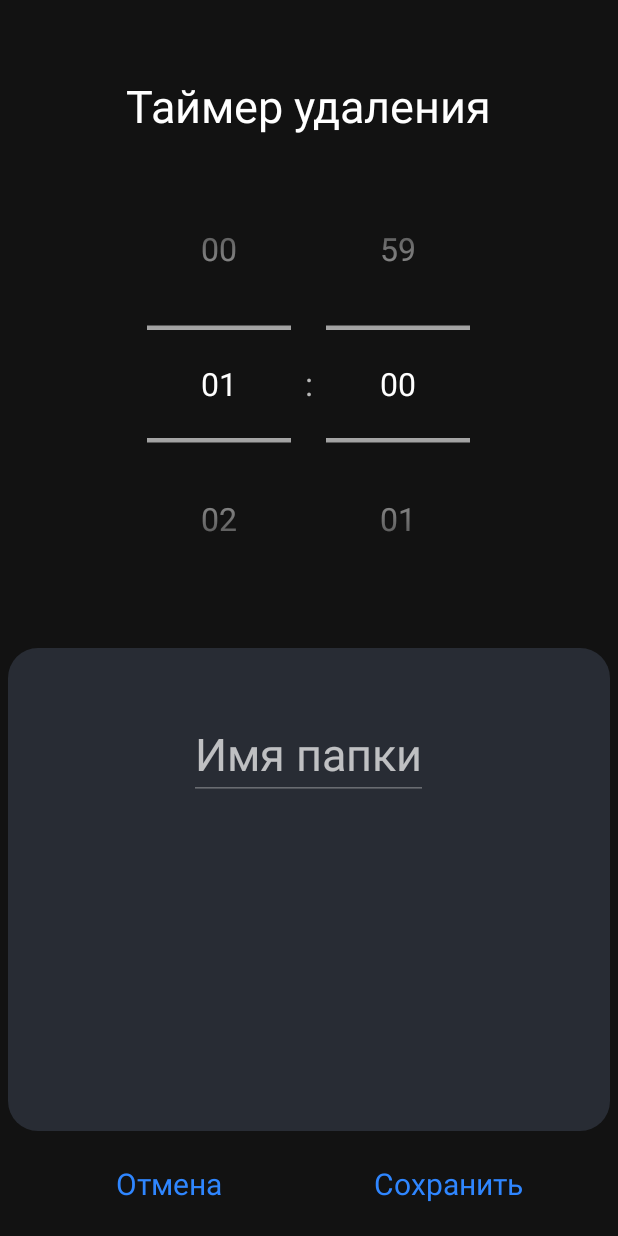
After one commit to IvanMurzin/AntiLeaker, an Android app: the EditActivity screen opened directly, with no data from a screen before it, on a phone screen of 412 x 824 dp. The commit adds this screen. Run offline under Robolectric (Android 15) with nearby library versions, the phone set to English and light mode, and no system bars.

Commit message:
before refactoring

```diff
--- a/app/build.gradle
+++ b/app/build.gradle
@@ -39,6 +39,7 @@ dependencies {
     implementation 'androidx.core:core-ktx:1.6.0'
     implementation 'androidx.appcompat:appcompat:1.3.1'
     implementation 'com.google.android.material:material:1.4.0'
+    implementation 'androidx.constraintlayout:constraintlayout:2.0.4'
     testImplementation 'junit:junit:4.13.2'
 
     implementation "org.jetbrains.anko:anko-commons:0.10.8"
--- a/app/src/main/AndroidManifest.xml
+++ b/app/src/main/AndroidManifest.xml
@@ -13,8 +13,12 @@
         android:roundIcon="@mipmap/ic_launcher_round"
         android:supportsRtl="true"
         android:theme="@style/Theme.AntiLeaker">
+        <activity
+            android:name=".EditActivity"
+            android:exported="true" />
+
         <service
-            android:name=".service.TimerService"
+            android:name=".service.TimerServiceTelegram"
             android:enabled="true"
             android:exported="false" />
 
--- /dev/null
+++ b/app/src/main/java/ru/ivanmurzin/antileaker/EditActivity.kt
@@ -0,0 +1,54 @@
+package ru.ivanmurzin.antileaker
+
+import android.content.SharedPreferences
+import android.os.Bundle
+import androidx.appcompat.app.AppCompatActivity
+import androidx.core.content.edit
+import kotlinx.android.synthetic.main.activity_edit.*
+import org.jetbrains.anko.toast
+
+
+class EditActivity : AppCompatActivity() {
+
+    private lateinit var storage: SharedPreferences // локальное хранилище
+
+    override fun onCreate(savedInstanceState: Bundle?) {
+        super.onCreate(savedInstanceState)
+        setContentView(R.layout.activity_edit)
+        storage = getSharedPreferences("storage", MODE_PRIVATE)
+        setupUI()
+    }
+
+    private fun setupUI() {
+        time_picker.setIs24HourView(true)
+        val number = intent?.extras?.get("number") ?: -1
+        val previousFolderName = intent?.extras?.get("folderName") ?: ""
+        folder_picker.setText(previousFolderName as CharSequence)
+        folder_picker.isEnabled = false
+        val previousTime = storage.getLong("period$number", 1 * 60 * 60 * 1000L)
+        time_picker.hour = (previousTime / 60 / 60 / 1000).toInt()
+        time_picker.minute = ((previousTime / 60 / 1000) % 60).toInt()
+        cancel_button.setOnClickListener {
+            this.finish()
+        }
+        save_button.setOnClickListener {
+            val hour = time_picker.hour
+            val minute = time_picker.minute
+            if (hour == 0 && minute == 0) {
+                toast("Нельзя запускать таймер на 0 минут")
+                return@setOnClickListener
+            }
+            if (folder_picker.text.toString().isEmpty()) {
+                toast("Имя папки не может быть пустым")
+                return@setOnClickListener
+            }
+            val folderName = folder_picker.text.toString()
+            val time = hour * 60 * 60 * 1000L + minute * 60 * 1000L
+            storage.edit {
+                putString("folderName$number", folderName)
+                putLong("period$number", time)
+            }
+            this.finish()
+        }
+    }
+}
--- a/app/src/main/java/ru/ivanmurzin/antileaker/entivity/MyTimeFormat.kt
+++ b/app/src/main/java/ru/ivanmurzin/antileaker/entivity/MyTimeFormat.kt
@@ -3,8 +3,10 @@ package ru.ivanmurzin.antileaker.entivity
 class MyTimeFormat {
 
     fun format(mills: Long): String {
-        val hours = mills / 1000 / 60 / 60
-        val minutes = mills / 1000 / 60 % 60
+        var hours = (mills / 1000 / 60 / 60).toString()
+        var minutes = (mills / 1000 / 60 % 60).toString()
+        if (hours.length == 1) hours = "0$hours"
+        if (minutes.length == 1) minutes = "0$minutes"
         return "$hours:$minutes"
     }
 }
--- a/app/src/main/java/ru/ivanmurzin/antileaker/utils/FileManager.kt
+++ b/app/src/main/java/ru/ivanmurzin/antileaker/utils/FileManager.kt
@@ -1,7 +1,6 @@
 package ru.ivanmurzin.antileaker.utils
 
 import android.util.Log
-import ru.ivanmurzin.antileaker.MY_FILE_LOGGER
 import java.io.File
 
 class FileManager(private val searchDir: File) {
--- /dev/null
+++ b/app/src/main/java/ru/ivanmurzin/antileaker/utils/TAGS.kt
@@ -0,0 +1,5 @@
+package ru.ivanmurzin.antileaker.utils
+
+const val MY_TIMER_LOGGER = "MY_LOGGER_TAG_TIMER" // тэг, по которому доступны логи приложения
+const val MY_FILE_LOGGER = "MY_LOGGER_TAG_FILE" // тэг, по которому доступны логи приложения
+const val MY_SERVICE_LOGGER = "MY_LOGGER_TAG_SERVICE" // тэг, по которому доступны логи приложения
--- a/app/src/main/java/ru/ivanmurzin/antileaker/utils/Timer.kt
+++ b/app/src/main/java/ru/ivanmurzin/antileaker/utils/Timer.kt
@@ -2,7 +2,6 @@ package ru.ivanmurzin.antileaker.utils
 
 import android.os.CountDownTimer
 import android.util.Log
-import ru.ivanmurzin.antileaker.MY_TIMER_LOGGER
 
 class Timer(var mills: Long, val period: Long, val myOnFinish: () -> Unit) {
 
@@ -10,7 +9,7 @@ class Timer(var mills: Long, val period: Long, val myOnFinish: () -> Unit) {
 
         override fun onTick(millsToFinish: Long) {
             expire = millsToFinish
-            Log.d(MY_TIMER_LOGGER, "remaining: ${millsToFinish / 1000} period: $mills")
+            Log.d(MY_TIMER_LOGGER, "remaining: ${millsToFinish / 1000} period: ${mills/1000}")
         }
 
         override fun onFinish() {
--- /dev/null
+++ b/app/src/main/res/drawable/backgroung_card_shape.xml
@@ -0,0 +1,4 @@
+<?xml version="1.0" encoding="utf-8"?>
+<selector xmlns:android="http://schemas.android.com/apk/res/android">
+
+</selector>
--- /dev/null
+++ b/app/src/main/res/layout/activity_edit.xml
@@ -0,0 +1,79 @@
+<?xml version="1.0" encoding="utf-8"?>
+<RelativeLayout xmlns:android="http://schemas.android.com/apk/res/android"
+    xmlns:tools="http://schemas.android.com/tools"
+    android:layout_width="match_parent"
+    android:layout_height="match_parent"
+    tools:context=".EditActivity">
+
+    <TextView
+        android:layout_width="wrap_content"
+        android:layout_height="wrap_content"
+        android:layout_centerHorizontal="true"
+        android:layout_marginTop="50dp"
+        android:text="@string/delete_timer"
+        android:textColor="@color/white"
+        android:textSize="30sp" />
+
+    <TimePicker
+        android:id="@+id/time_picker"
+        android:layout_width="match_parent"
+        android:layout_height="wrap_content"
+        android:layout_marginTop="150dp"
+        android:scaleX="1.5"
+        android:scaleY="1.5"
+        android:timePickerMode="spinner" />
+
+
+    <RelativeLayout
+        android:id="@+id/bg_card"
+        android:layout_width="match_parent"
+        android:layout_height="match_parent"
+        android:layout_above="@id/layout_buttons"
+        android:layout_below="@id/time_picker"
+        android:layout_marginHorizontal="5dp"
+        android:layout_marginTop="70dp"
+        android:background="@drawable/card_process_shape">
+
+        <EditText
+            android:id="@+id/folder_picker"
+            android:layout_width="wrap_content"
+            android:layout_height="wrap_content"
+            android:layout_centerHorizontal="true"
+            android:layout_marginTop="40dp"
+            android:gravity="center"
+            android:hint="@string/folder_name"
+            android:textColor="@color/white"
+            android:textSize="30sp" />
+
+    </RelativeLayout>
+
+    <LinearLayout
+        android:id="@+id/layout_buttons"
+        android:layout_width="match_parent"
+        android:layout_height="70dp"
+        android:layout_alignParentBottom="true"
+        android:layout_marginHorizontal="20dp">
+
+        <TextView
+            android:id="@+id/cancel_button"
+            android:layout_width="match_parent"
+            android:layout_height="match_parent"
+            android:layout_weight="1"
+            android:gravity="center"
+            android:text="@string/cancel"
+            android:textColor="@color/blue"
+            android:textSize="20sp" />
+
+        <TextView
+            android:id="@+id/save_button"
+            android:layout_width="match_parent"
+            android:layout_height="match_parent"
+            android:layout_weight="1"
+            android:gravity="center"
+            android:text="@string/save"
+            android:textColor="@color/blue"
+            android:textSize="20sp" />
+
+    </LinearLayout>
+
+</RelativeLayout>
--- a/app/src/main/res/layout/activity_main.xml
+++ b/app/src/main/res/layout/activity_main.xml
@@ -27,6 +27,7 @@
             android:layout_width="50dp"
             android:layout_height="50dp"
             android:layout_gravity="end"
+            android:visibility="invisible"
             android:gravity="center"
             android:text="@string/plus"
             android:textColor="@color/white"
@@ -40,6 +41,7 @@
 
     <FrameLayout
         android:layout_width="70dp"
+        android:id="@+id/button_red"
         android:layout_height="70dp"
         android:layout_alignParentEnd="true"
         android:background="@drawable/button_red_shape"
--- a/app/src/main/res/layout/process_card.xml
+++ b/app/src/main/res/layout/process_card.xml
@@ -11,6 +11,7 @@
 
 
     <LinearLayout
+        android:id="@+id/time_layout"
         android:layout_width="0dp"
         android:layout_height="wrap_content"
         android:layout_gravity="center"
--- a/app/src/main/res/values/colors.xml
+++ b/app/src/main/res/values/colors.xml
@@ -10,5 +10,6 @@
     <color name="light_black">#66FFFFFF</color>
     <color name="red">#B60000</color>
     <color name="grey">#282C34</color>
+    <color name="blue">#2F86FF</color>
 
 </resources>
--- a/app/src/main/res/values/strings.xml
+++ b/app/src/main/res/values/strings.xml
@@ -3,4 +3,8 @@
     <string name="plus">+</string>
     <string name="big_red_button">Big red button</string>
     <string name="exclamation_point">!</string>
+    <string name="cancel">Отмена</string>
+    <string name="save">Сохранить</string>
+    <string name="folder_name">Имя папки</string>
+    <string name="delete_timer">Таймер удаления</string>
 </resources>
--- a/build.gradle
+++ b/build.gradle
@@ -6,8 +6,8 @@ buildscript {
         mavenCentral()
     }
     dependencies {
-        classpath "com.android.tools.build:gradle:4.2.2"
-        classpath "org.jetbrains.kotlin:kotlin-gradle-plugin:$kotlin_version"
+        classpath 'com.android.tools.build:gradle:7.0.2'
+        classpath "org.jetbrains.kotlin:kotlin-gradle-plugin:1.5.31"
 
         // NOTE: Do not place your application dependencies here; they belong
         // in the individual module build.gradle files
```
Also changed, not shown: app/src/main/java/ru/ivanmurzin/antileaker/MainActivity.kt (+26 -14 lines), app/src/main/java/ru/ivanmurzin/antileaker/service/TimerServiceTelegram.kt (added, +62 -0 lines), app/src/main/java/ru/ivanmurzin/antileaker/service/TimerServiceWhatsapp.kt (renamed from app/src/main/java/ru/ivanmurzin/antileaker/service/TimerService.kt, +11 -10 lines), app/src/main/java/ru/ivanmurzin/antileaker/utils/MainRecyclerAdapter.kt (+29 -4 lines), gradle/wrapper/gradle-wrapper.properties.
